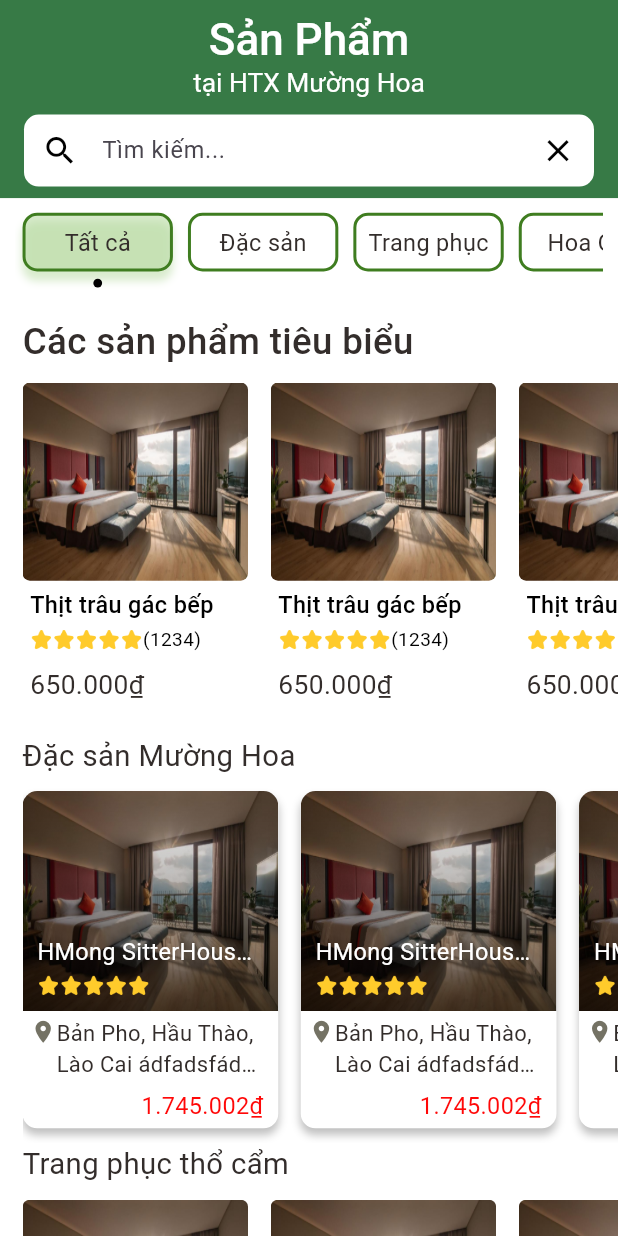
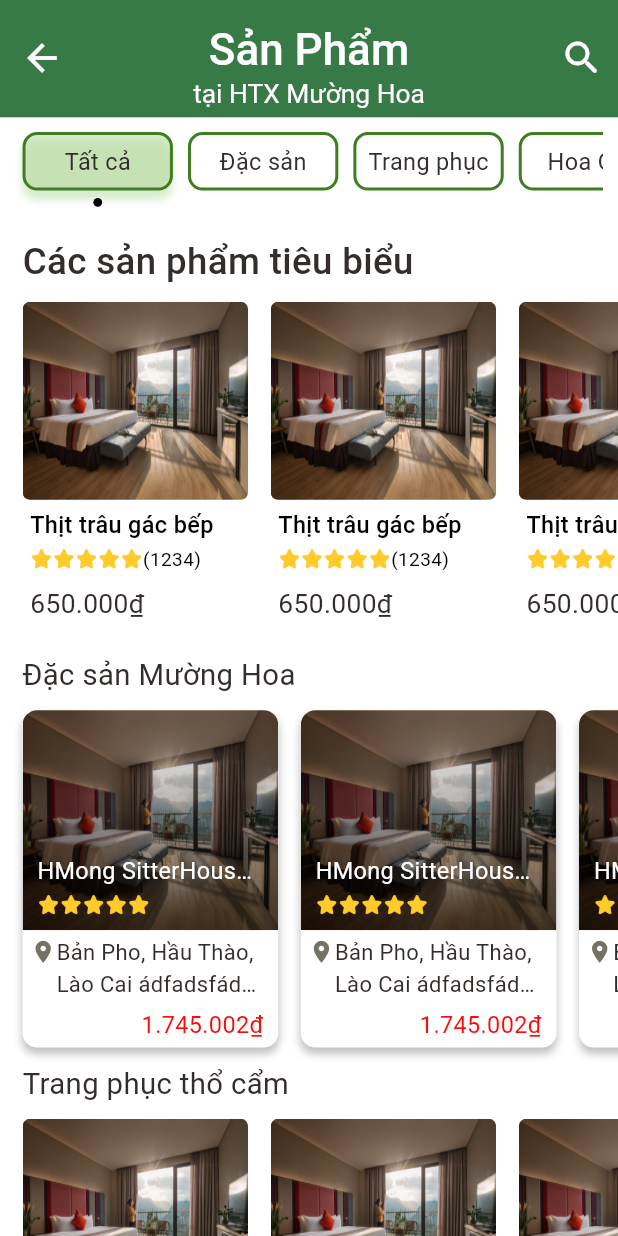
Before and after one commit to PVLama/htx_app, a Flutter app: the screen it shows after launch, after a tap on "Sản Phẩm", on a phone screen of 412 x 824 dp. Run offline on Flutter 3.47's test engine with Material 3 defaults, Android fonts, the phone set to English and light mode, and no system bars; our stand-ins replace carousel_slider, get, smooth_page_indicator; network calls fail.

Commit message:
update code trang Sản phẩm, danh sách sản phẩm

```diff
--- a/lib/consts/app_assets.dart
+++ b/lib/consts/app_assets.dart
@@ -29,4 +29,5 @@ class AppAssets {
   static const String icHeart = iconPath + 'like1.png';
   static const String icInvoice = iconPath + 'file-invoice.png';
   static const String icMngInvoice = iconPath + 'invoice.png';
+  static const String icArrowBack = iconPath + 'arrow-left.png';
 }
--- a/lib/main.dart
+++ b/lib/main.dart
@@ -25,7 +25,7 @@ class MyApp extends StatelessWidget {
         colorScheme: ColorScheme.fromSeed(seedColor: Colors.deepPurple),
         useMaterial3: true,
       ),
-      home: NavigationMenu(),
+      home: const NavigationMenu(),
     );
   }
 }
--- a/lib/pages/home_page.dart
+++ b/lib/pages/home_page.dart
@@ -89,7 +89,7 @@ class _HomePageState extends State<HomePage> {
   Widget productList() => SliverToBoxAdapter(
     child: Container(
       width: MediaQuery.of(context).size.width,
-      margin: EdgeInsets.only(top: Dimentions.height15, bottom: Dimentions.height20),
+      margin: EdgeInsets.only(top: Dimentions.height15, bottom: Dimentions.height20,),
       child: const ProductListHomePage(),
     ),
   );
--- a/lib/pages/product_page.dart
+++ b/lib/pages/product_page.dart
@@ -1,11 +1,13 @@
 
 import 'package:flutter/material.dart';
 import 'package:htx_mh/consts/colors.dart';
+import 'package:htx_mh/pages/home_page.dart';
 import 'package:htx_mh/utills/responsives/dimentions.dart';
 import 'package:htx_mh/utills/text/big_text.dart';
 import 'package:htx_mh/utills/text/middle_text.dart';
-import 'package:htx_mh/widgets/custom_widgets/custom_searchbar.dart';
+import 'package:htx_mh/widgets/custom_widgets/custom_search.dart';
 import 'package:htx_mh/widgets/productpage_widgets/all_product.dart';
+import 'package:htx_mh/widgets/productpage_widgets/all_product_list.dart';
 
 class ProductPage extends StatefulWidget {
   const ProductPage({Key? key}) : super(key: key);
@@ -23,13 +25,13 @@ class _ProductPageState extends State<ProductPage> {
     MiddleText(text: "Đặc sản",),
     MiddleText(text: "Trang phục",),
     MiddleText(text: "Hoa Quả",),
-    MiddleText(text: "đá",),
-    MiddleText(text: "chè",),
+    MiddleText(text: "Đồ uống",),
+    MiddleText(text: "Đồ thủ công",),
   ];
 
   final List<Widget> _pages = [
     const AllProducts(),
-    Icon(Icons.access_time_rounded, size: 50),
+    ProductList(),
     Icon(Icons.abc, size: 50),
     Icon(Icons.ac_unit_rounded, size: 50),
     Icon(Icons.query_stats, size: 50),
@@ -43,18 +45,34 @@ class _ProductPageState extends State<ProductPage> {
       appBar: AppBar(
         automaticallyImplyLeading: false,
         centerTitle: true,
-        toolbarHeight: Dimentions.height135,
+        toolbarHeight: Dimentions.height40*2,
         title: Padding(
           padding: EdgeInsets.only(top: Dimentions.height10),
           child: Column(
             children: [
               BigText(text: "Sản Phẩm", color: wcolor,size: Dimentions.font10*3,),
               MiddleText(text: "tại HTX Mường Hoa", color: wcolor, size: Dimentions.font18,),
-              const CustomSearchBar(),
             ],
           ),
         ),
         backgroundColor: const Color(0xFF377A46),
+        leading: IconButton(
+                onPressed: () {
+                  Navigator.push(context,
+                    MaterialPageRoute(builder: (context) => const HomePage()), // Chuyển hướng đến trang ProductPage
+                  );
+                },
+                icon: Icon(Icons.arrow_back, size: Dimentions.height30, color: wcolor,),
+        ),
+        actions: [
+          IconButton(
+              onPressed: (){
+                showSearch(
+                    context: context,
+                    delegate: CustomSearch());
+              },
+              icon: Icon(Icons.search_rounded, size: Dimentions.height30, color: wcolor,))
+        ],
       ),
       body: Column(
         children: [
--- a/lib/widgets/custom_widgets/custom_searchbar.dart
+++ /dev/null
@@ -1,48 +0,0 @@
-import 'package:flutter/material.dart';
-import 'package:htx_mh/consts/colors.dart';
-import 'package:htx_mh/utills/responsives/dimentions.dart';
-
-class CustomSearchBar extends StatefulWidget {
-  const CustomSearchBar({super.key});
-
-  @override
-  State<CustomSearchBar> createState() => _CustomSearchBarState();
-}
-
-class _CustomSearchBarState extends State<CustomSearchBar> {
-
-  final TextEditingController _controller = TextEditingController();
-
-  @override
-  Widget build(BuildContext context) {
-    return Container(
-      margin: EdgeInsets.symmetric(vertical: Dimentions.height10),
-      child: TextField(
-        textAlign: TextAlign.left,
-        maxLines: 1,
-        style: TextStyle(fontSize: Dimentions.font18,),
-        controller: _controller,
-        decoration: InputDecoration(
-          contentPadding: EdgeInsets.symmetric(vertical: Dimentions.height10),
-          filled: true,
-          isCollapsed: true,
-          isDense: true,
-          fillColor: wcolor,
-            border: OutlineInputBorder(
-              borderSide: BorderSide.none,
-              borderRadius: BorderRadius.circular(Dimentions.radius10)
-            ),
-          hintText: "Tìm kiếm...",
-          hintStyle: TextStyle(fontSize: Dimentions.font16,),
-          prefixIcon: Icon(Icons.search_outlined,size: Dimentions.height25,color: bcolor,),
-          suffixIcon: IconButton(
-            icon: Icon(Icons.clear, color: bcolor,size: Dimentions.height25,),
-            onPressed: (){
-              _controller.clear();
-            },
-          )
-        ),
-      ),
-    );
-  }
-}
--- a/lib/widgets/homepage_widgets/homepage_list/homestay_list.dart
+++ b/lib/widgets/homepage_widgets/homepage_list/homestay_list.dart
@@ -30,7 +30,7 @@ class _HomeStayListState extends State<HomeStayList> {
   @override
   Widget build(BuildContext context) {
     return Padding(
-      padding: EdgeInsets.only(top: Dimentions.height20, left: Dimentions.width15),
+      padding: EdgeInsets.only(top: Dimentions.height20),
       child: Column(
         children: [
           Align(
@@ -60,7 +60,14 @@ class _HomeStayListState extends State<HomeStayList> {
                 scrollDirection: Axis.horizontal,
                 itemCount: colors.length,
                 itemBuilder: (context, index){
-                  return const HomeStayItems();
+                  EdgeInsets margin = EdgeInsets.zero;
+                  if (index == 0) {
+                    margin = EdgeInsets.only(left: Dimentions.width15);
+                  }
+                  return Container(
+                    margin: margin,
+                      child: const HomeStayItems()
+                  );
             }),
           )
         ],
--- a/lib/widgets/homepage_widgets/homepage_list/product_list.dart
+++ b/lib/widgets/homepage_widgets/homepage_list/product_list.dart
@@ -17,10 +17,10 @@ class ProductListHomePage extends StatefulWidget {
 class _HomeStayListState extends State<ProductListHomePage> {
 
   final List<Color> colors = [
-    Colors.red,
-    Colors.blue,
     Colors.yellowAccent,
     Colors.green,
+    Colors.purpleAccent,
+    Colors.blueGrey,
   ];
   final List<Color> img = [
     Colors.yellowAccent,
@@ -32,16 +32,19 @@ class _HomeStayListState extends State<ProductListHomePage> {
   @override
   Widget build(BuildContext context) {
     return Padding(
-      padding: EdgeInsets.only(top: Dimentions.height10, left: Dimentions.width15),
+      padding: EdgeInsets.only(top: Dimentions.height10),
       child: Column(
         crossAxisAlignment: CrossAxisAlignment.start,
         children: [
-          Column(
-            crossAxisAlignment: CrossAxisAlignment.start,
-            children: [
-              BigText(text: "Các sản phẩm tại Mường Hoa", size: Dimentions.font25,),
-              MiddleText(text: "Món ăn đặc sản và quà lưu niệm không thể bỏ qua", size: Dimentions.font16,)
-            ],
+          Padding(
+            padding: EdgeInsets.only(left: Dimentions.width15),
+            child: Column(
+              crossAxisAlignment: CrossAxisAlignment.start,
+              children: [
+                BigText(text: "Các sản phẩm tại Mường Hoa", size: Dimentions.font25,),
+                MiddleText(text: "Món ăn đặc sản và quà lưu niệm không thể bỏ qua", size: Dimentions.font16,)
+              ],
+            ),
           ),
           SizedBox(
             height: Dimentions.height50*5,
@@ -52,7 +55,14 @@ class _HomeStayListState extends State<ProductListHomePage> {
                 scrollDirection: Axis.horizontal,
                 itemCount: colors.length,
                 itemBuilder: (context, index){
-                  return const ProductItemsList();
+                  EdgeInsets margin = EdgeInsets.zero;
+                  if (index == 0) {
+                    margin = EdgeInsets.only(left: Dimentions.width15);
+                  }
+                  return Container(
+                    margin: margin,
+                      child: const ProductItemsList()
+                  );
                 }),
           ),
           Align(
--- a/lib/widgets/item_list/product_items.dart
+++ b/lib/widgets/item_list/product_items.dart
@@ -8,13 +8,20 @@ import '../../../utills/text/middle_text.dart';
 import '../../../utills/text/small_text.dart';
 
 class ProductItemsList extends StatelessWidget {
-  const ProductItemsList({Key? key}) : super(key: key);
+  final double containerWidth;
+  final double marginRight;
+  final double fontSize;
+  const ProductItemsList({Key? key,
+    this.containerWidth = 0,
+    this.marginRight = 0,
+    this.fontSize = 0,
+  }) : super(key: key);
 
   @override
   Widget build(BuildContext context) {
     return Container(
-      width: Dimentions.width50*3,
-      margin: EdgeInsets.only(right: Dimentions.width15, top: Dimentions.height10),
+      width: containerWidth == 0? Dimentions.width50*3:containerWidth,
+      margin: EdgeInsets.only(right: marginRight == 0? Dimentions.width15:marginRight, top: Dimentions.height10),
       child: Column(
         children: [
           Align(
@@ -44,7 +51,7 @@ class ProductItemsList extends StatelessWidget {
                   children: [
                     SizedBox(
                         width: Dimentions.width50*3,
-                        child: BigText(text: "Thịt trâu gác bếp",size: Dimentions.font16, color: bcolor, maxLines: 1,)
+                        child: BigText(text: "Thịt trâu gác bếp",size: fontSize == 0? Dimentions.font16:fontSize, color: bcolor, maxLines: 1,)
                     ),
                     SizedBox(height: Dimentions.height10/2,),
                     Row(
--- a/lib/widgets/navigations_menu.dart
+++ b/lib/widgets/navigations_menu.dart
@@ -1,6 +1,5 @@
 import 'package:flutter/material.dart';
 import 'package:get/get.dart';
-import 'package:get/get_core/src/get_main.dart';
 import 'package:htx_mh/consts/colors.dart';
 import 'package:htx_mh/pages/account_page.dart';
 import 'package:htx_mh/utills/responsives/dimentions.dart';
--- a/lib/widgets/productpage_widgets/all_product.dart
+++ b/lib/widgets/productpage_widgets/all_product.dart
@@ -18,6 +18,8 @@ class _AllProductState extends State<AllProducts> {
   final List<Widget> productWidgets = [
     ProductItemsList(),
     HomeStayItems(),
+    ProductItemsList(),
+    ProductItemsList(),
     ProductItemsList()
   ];
 
@@ -25,6 +27,8 @@ class _AllProductState extends State<AllProducts> {
     BigText(text: "Các sản phẩm tiêu biểu", size: Dimentions.font25),
     MiddleText(text: "Đặc sản Mường Hoa", size: Dimentions.font20),
     MiddleText(text: "Trang phục thổ cẩm", size: Dimentions.font20),
+    MiddleText(text: "Hoa quả bốn mùa", size: Dimentions.font20),
+    MiddleText(text: "Đồ uống", size: Dimentions.font20),
   ];
 
   @override
@@ -36,17 +40,20 @@ class _AllProductState extends State<AllProducts> {
           buildAllProduct(productWidgets[0], text[0]),
           buildAllProduct(productWidgets[1], text[1]),
           buildAllProduct(productWidgets[2], text[2]),
+          buildAllProduct(productWidgets[3], text[3]),
+          buildAllProduct(productWidgets[4], text[4]),
         ],
       ),
     );
   }
 
-  Widget buildAllProduct(Widget productWidget, Widget textWidget) => Container(
-    margin: EdgeInsets.only(left: Dimentions.width15),
-    child: Column(
+  Widget buildAllProduct(Widget productWidget, Widget textWidget) => Column(
     crossAxisAlignment: CrossAxisAlignment.start,
     children:[
-        textWidget,
+      Padding(
+        padding: EdgeInsets.only(left: Dimentions.width15),
+        child: textWidget,
+      ),
       SizedBox(
         height: Dimentions.height50*5,
         width: MediaQuery.of(context).size.width,
@@ -56,10 +63,16 @@ class _AllProductState extends State<AllProducts> {
             scrollDirection: Axis.horizontal,
             itemCount: 5,
             itemBuilder: (context, index){
-                return productWidget;
+              EdgeInsets margin = EdgeInsets.zero;
+              if (index == 0) {
+                margin = EdgeInsets.only(left: Dimentions.width15);
+              }
+              return Container(
+                margin: margin,
+                  child: productWidget
+              );
             }),
       ),
     ],
-    ),
   );
 }
```
Also changed, not shown: lib/pages/detail_product_page.dart (added, +22 -0 lines), lib/widgets/custom_widgets/custom_search.dart (added, +73 -0 lines), lib/widgets/homepage_widgets/homepage_list/flexible_title_home.dart (+20 -4 lines), lib/widgets/productpage_widgets/all_product_list.dart (added, +34 -0 lines), assets/icons/arrow-left.png (added). Lines whose indentation alone changed are shown as unchanged.
